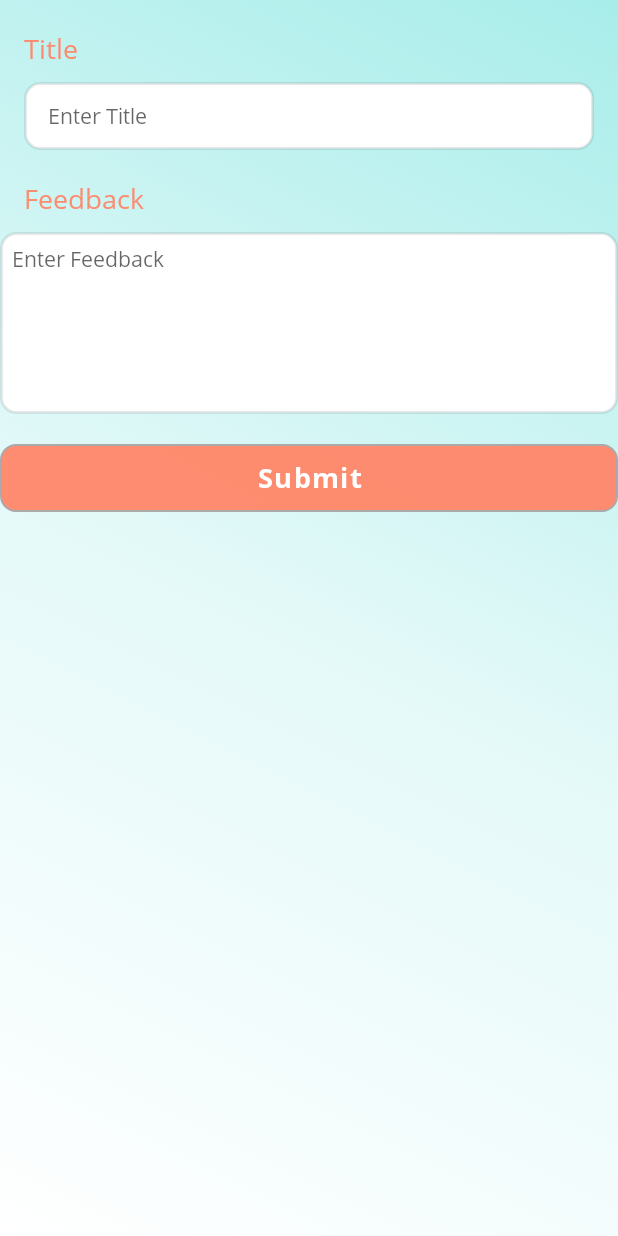
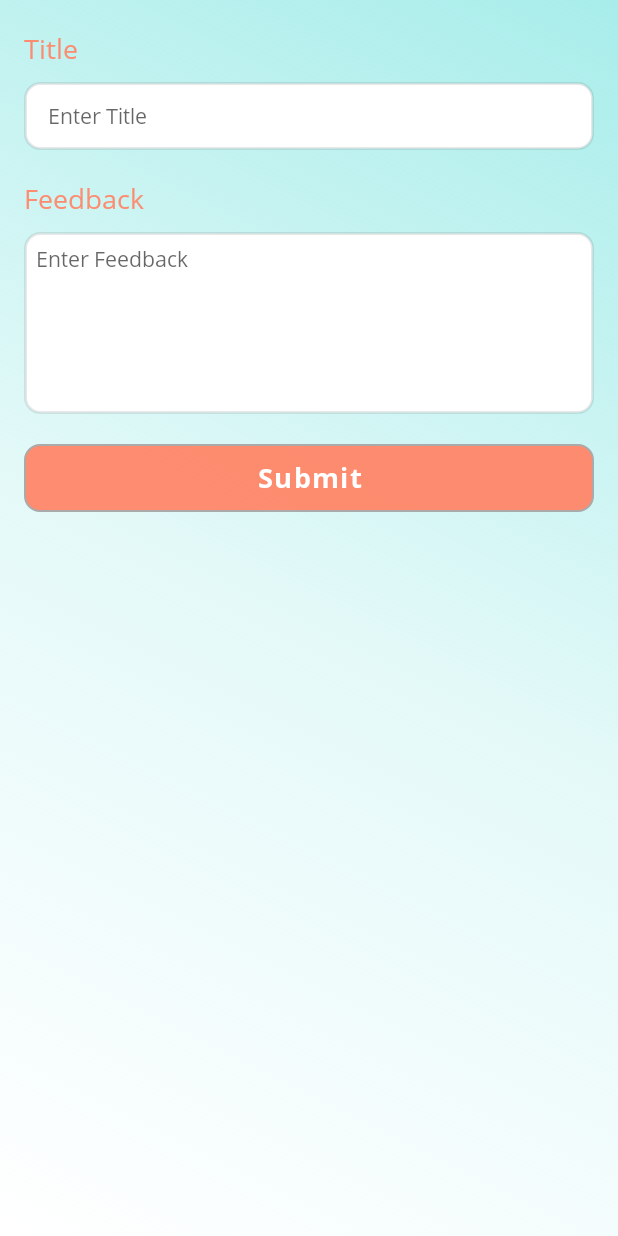
Before and after one commit to 10vimakwana/TrackMyDay, an Android app: the layout fragment_feedback.xml on its own in the app's theme, with its tools: preview values and no code run, on a phone screen of 412 x 824 dp. Run offline under Robolectric (Android 15) with nearby library versions, the phone set to English and light mode, and no system bars.

Commit message:
update code

```diff
--- a/app/src/main/java/com/project/trackmydayapp/activity/admin/AddFoodActivity.kt
+++ b/app/src/main/java/com/project/trackmydayapp/activity/admin/AddFoodActivity.kt
@@ -11,7 +11,6 @@ import com.project.trackmydayapp.R
 import com.project.trackmydayapp.database.DatabaseHandler
 
 class AddFoodActivity : AppCompatActivity() {
-//    todo add food
     lateinit var ed_food_name: EditText;
     lateinit var ed_common_name: EditText;
     lateinit var ed_description: EditText;
--- a/app/src/main/res/drawable/ic_food.xml
+++ b/app/src/main/res/drawable/ic_food.xml
@@ -1,5 +1,5 @@
-<vector android:alpha="0.9" android:height="24dp" android:tint="#090909"
+<vector android:alpha="0.9" android:height="48dp" android:tint="#090909"
     android:viewportHeight="24" android:viewportWidth="24"
-    android:width="24dp" xmlns:android="http://schemas.android.com/apk/res/android">
+    android:width="48dp" xmlns:android="http://schemas.android.com/apk/res/android">
     <path android:fillColor="@android:color/white" android:pathData="M12,3L4,9v12h16V9L12,3zM12.5,12.5c0,0.83 -0.67,1.5 -1.5,1.5v4h-1v-4c-0.83,0 -1.5,-0.67 -1.5,-1.5v-3h1v3H10v-3h1v3h0.5v-3h1V12.5zM15,18h-1v-3.5h-1v-3c0,-1.1 0.9,-2 2,-2V18z"/>
 </vector>
--- a/app/src/main/res/layout/fragment_feedback.xml
+++ b/app/src/main/res/layout/fragment_feedback.xml
@@ -3,8 +3,8 @@
     xmlns:tools="http://schemas.android.com/tools"
     android:layout_width="match_parent"
     android:layout_height="match_parent"
+    android:background="@drawable/commonbg"
     android:orientation="vertical"
-    android:background="@drawable/commonbg"
     tools:context=".activity.user.fragment.FeedbackFragment">
 
     <com.project.trackmydayapp.fonthelper.RobotoTextView
@@ -30,6 +30,7 @@
         android:paddingLeft="16dp"
         android:singleLine="true"
         android:textSize="14sp" />
+
     <com.project.trackmydayapp.fonthelper.RobotoTextView
         android:layout_width="match_parent"
         android:layout_height="wrap_content"
@@ -41,13 +42,16 @@
         android:textSize="18sp" />
 
     <com.project.trackmydayapp.fonthelper.FontEditText
+        android:id="@+id/ed_feedback"
         android:layout_width="match_parent"
         android:layout_height="wrap_content"
         android:layout_marginTop="10dp"
+        android:layout_marginLeft="16dp"
+        android:layout_marginRight="16dp"
+
         android:background="@drawable/bg"
         android:gravity="top|left"
         android:hint="Enter Feedback"
-        android:id="@+id/ed_feedback"
         android:inputType="textMultiLine"
         android:maxLines="10"
         android:minLines="6"
@@ -55,10 +59,14 @@
         android:paddingTop="8dp"
         android:scrollbars="vertical"
         android:textSize="14sp" />
+
     <com.project.trackmydayapp.fonthelper.RobotoTextViewBold
         android:id="@+id/btn_feedback"
         android:layout_width="match_parent"
         android:layout_height="45dp"
+        android:layout_marginLeft="16dp"
+        android:layout_marginRight="16dp"
+
         android:layout_gravity="center"
         android:layout_marginTop="20dp"
         android:layout_marginBottom="10dp"
--- a/app/src/main/res/navigation/mobile_navigation_dashboard.xml
+++ b/app/src/main/res/navigation/mobile_navigation_dashboard.xml
@@ -7,7 +7,7 @@
 
     <fragment
         android:id="@+id/nav_dashboard"
-        android:name="com.project.trackmydayapp.activity.user.fragment.UserHomeFragment"
+        android:name="com.project.trackmydayapp.activity.user.fragment.CalculateFragment"
         android:label="Dashboard"
         tools:layout="@layout/fragment_dashboard" />
 
```
Also changed, not shown: app/src/main/AndroidManifest.xml (+9 -0 lines), app/src/main/res/values/themes.xml (+7 -0 lines).
